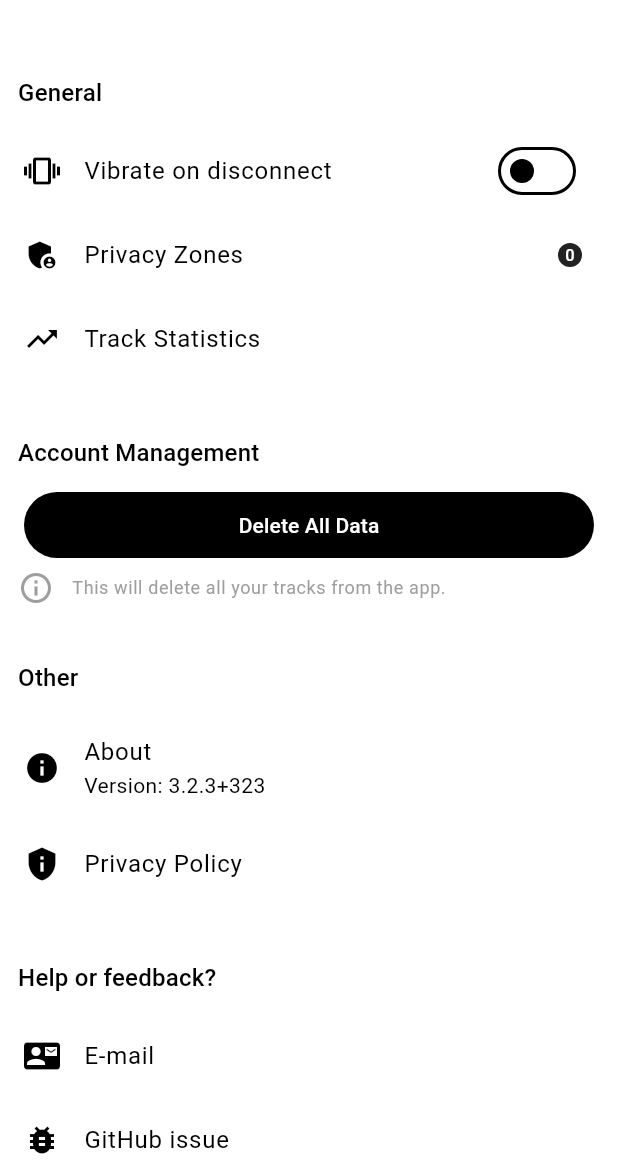
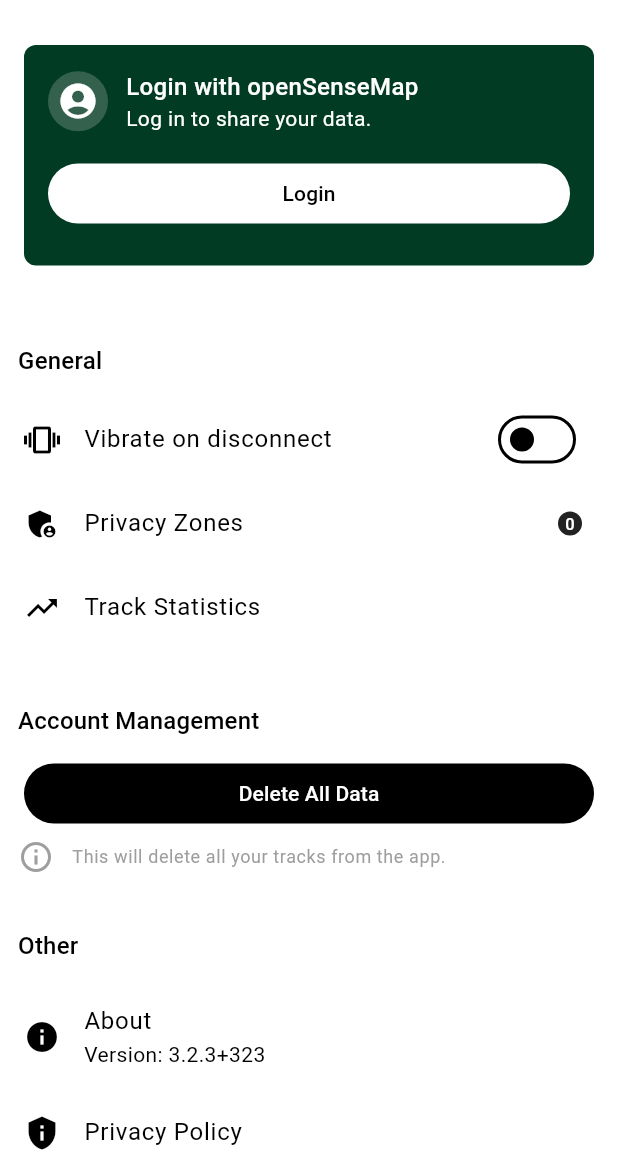
Before and after one commit to reedu-reengineering-education/sensebox-bike-flutter, a Flutter app: the SettingsScreen screen opened directly, on a phone screen of 412 x 824 dp, the part 63-1236 px from its top. Run offline on Flutter 3.47's test engine with Material 3 defaults, Android fonts, the phone set to English and light mode, and no system bars; drawn by our look-alikes of sentry_flutter; our stand-ins replace app_links, cached_network_image, csv, device_info_plus, fl_chart, flutter_blue_plus and 10 more; missing offline and left inert: google_polyline_algorithm, mapbox_maps_flutter, mapbox_maps_flutter_draw, simplify, turf; accounts and stored records are empty; generated files the repository leaves out were written again; network calls fail; statements that could not run were skipped.

Commit message:
fix: after merge with main - add missing changes

```diff
--- a/lib/l10n/app_de.arb
+++ b/lib/l10n/app_de.arb
@@ -63,6 +63,7 @@
     "tracksNoTracks": "Keine Tracks verfügbar",
     "tracksTrackDeleted": "Track gelöscht",
     "openSenseMapLogin": "Mit openSenseMap anmelden",
+    "openSenseMapLoginDescription": "Melde dich an, um deine Daten zu teilen.",
     "openSenseMapLogout": "Ausloggen",
     "openSenseMapEmail": "E-Mail",
     "openSenseMapPassword": "Passwort",
--- a/lib/l10n/app_en.arb
+++ b/lib/l10n/app_en.arb
@@ -63,6 +63,7 @@
     "tracksNoTracks": "No tracks available",
     "tracksTrackDeleted": "Track deleted",
     "openSenseMapLogin": "Login with openSenseMap",
+    "openSenseMapLoginDescription": "Log in to share your data.",
     "openSenseMapLogout": "Logout",
     "openSenseMapEmail": "Email",
     "openSenseMapPassword": "Password",
--- a/lib/l10n/app_localizations.dart
+++ b/lib/l10n/app_localizations.dart
@@ -270,6 +270,12 @@ abstract class AppLocalizations {
   /// In en, this message translates to:
   /// **'Login with openSenseMap'**
   String get openSenseMapLogin;
+
+  /// No description provided for @openSenseMapLoginDescription.
+  ///
+  /// In en, this message translates to:
+  /// **'Log in to share your data.'**
+  String get openSenseMapLoginDescription;
 
   /// No description provided for @openSenseMapLogout.
   ///
--- a/lib/l10n/app_localizations_de.dart
+++ b/lib/l10n/app_localizations_de.dart
@@ -111,6 +111,9 @@ class AppLocalizationsDe extends AppLocalizations {
 
   @override
   String get openSenseMapLogin => 'Mit openSenseMap anmelden';
+
+  @override
+  String get openSenseMapLoginDescription => 'Melde dich an, um deine Daten zu teilen.';
 
   @override
   String get openSenseMapLogout => 'Ausloggen';
--- a/lib/l10n/app_localizations_en.dart
+++ b/lib/l10n/app_localizations_en.dart
@@ -111,6 +111,9 @@ class AppLocalizationsEn extends AppLocalizations {
 
   @override
   String get openSenseMapLogin => 'Login with openSenseMap';
+
+  @override
+  String get openSenseMapLoginDescription => 'Log in to share your data.';
 
   @override
   String get openSenseMapLogout => 'Logout';
--- a/lib/l10n/app_localizations_pt.dart
+++ b/lib/l10n/app_localizations_pt.dart
@@ -111,6 +111,9 @@ class AppLocalizationsPt extends AppLocalizations {
 
   @override
   String get openSenseMapLogin => 'Entrar com openSenseMap';
+
+  @override
+  String get openSenseMapLoginDescription => 'Faça login para compartilhar seus dados.';
 
   @override
   String get openSenseMapLogout => 'Sair';
--- a/lib/l10n/app_pt.arb
+++ b/lib/l10n/app_pt.arb
@@ -63,6 +63,7 @@
     "tracksNoTracks": "Nenhum trajeto disponível",
     "tracksTrackDeleted": "Trajeto excluído",
     "openSenseMapLogin": "Entrar com openSenseMap",
+    "openSenseMapLoginDescription": "Faça login para compartilhar seus dados.",
     "openSenseMapLogout": "Sair",
     "openSenseMapEmail": "E-mail",
     "openSenseMapPassword": "Senha",
--- a/lib/ui/screens/settings_screen.dart
+++ b/lib/ui/screens/settings_screen.dart
@@ -1,12 +1,14 @@
 import 'package:flutter/material.dart';
 import 'package:package_info_plus/package_info_plus.dart';
 import 'package:provider/provider.dart';
+import 'package:sensebox_bike/blocs/opensensemap_bloc.dart';
 import 'package:sensebox_bike/blocs/settings_bloc.dart';
 import 'package:sensebox_bike/blocs/track_bloc.dart';
 import 'package:sensebox_bike/constants.dart';
 import 'package:sensebox_bike/services/error_service.dart';
 import 'package:sensebox_bike/theme.dart';
 import 'package:sensebox_bike/ui/screens/exclusion_zones_screen.dart';
+import 'package:sensebox_bike/ui/screens/login_screen.dart';
 import 'package:sensebox_bike/ui/screens/track_statistics_screen.dart';
 import 'package:sensebox_bike/ui/widgets/common/button_with_loader.dart';
 import 'package:sensebox_bike/ui/widgets/common/custom_dialog.dart';
@@ -23,6 +25,8 @@ class SettingsScreen extends StatelessWidget {
   @override
   Widget build(BuildContext context) {
     final settingsBloc = Provider.of<SettingsBloc>(context);
+    final OpenSenseMapBloc openSenseMapBloc =
+        Provider.of<OpenSenseMapBloc>(context);
 
     return Scaffold(
       appBar: AppBar(
@@ -30,10 +34,10 @@ class SettingsScreen extends StatelessWidget {
       ),
       body: ListView(
         children: <Widget>[
+          _buildLoginLogoutSection(context, openSenseMapBloc),
           _buildGeneralSettingsSection(context, settingsBloc),
           _buildAccountManagementSection(context),
           _buildOtherSection(context),
-          _buildHelpSection(context),
         ],
       ),
     );
--- a/lib/ui/widgets/common/button_with_loader.dart
+++ b/lib/ui/widgets/common/button_with_loader.dart
@@ -6,6 +6,7 @@ class ButtonWithLoader extends StatelessWidget {
   final VoidCallback? onPressed;
   final String text;
   final double? width; // Make width optional
+  final bool? inverted; // Use dark theme if true
 
   const ButtonWithLoader({
     super.key,
@@ -13,14 +14,22 @@ class ButtonWithLoader extends StatelessWidget {
     required this.onPressed,
     required this.text,
     this.width, // Optional
+    this.inverted = false, // Default to false (light theme)
   });
 
   @override
   Widget build(BuildContext context) {
     final button = FilledButton(
       style: FilledButton.styleFrom(
-        padding:
-            const EdgeInsets.symmetric(vertical: 12), // Vertical padding only
+        backgroundColor: inverted == true
+            ? Theme.of(context).colorScheme.surface
+            : Theme.of(context).colorScheme.primary,
+        foregroundColor: inverted == true
+            ? Theme.of(context).colorScheme.onSurface
+            : Theme.of(context).colorScheme.onPrimary,
+        shape: RoundedRectangleBorder(
+          borderRadius: BorderRadius.circular(24),
+        ),
       ),
       onPressed: onPressed,
       child: Row(
```
Also changed, not shown: lib/services/opensensemap_service.dart (+11 -0 lines), lib/ui/screens/app_home.dart (+4 -27 lines).
